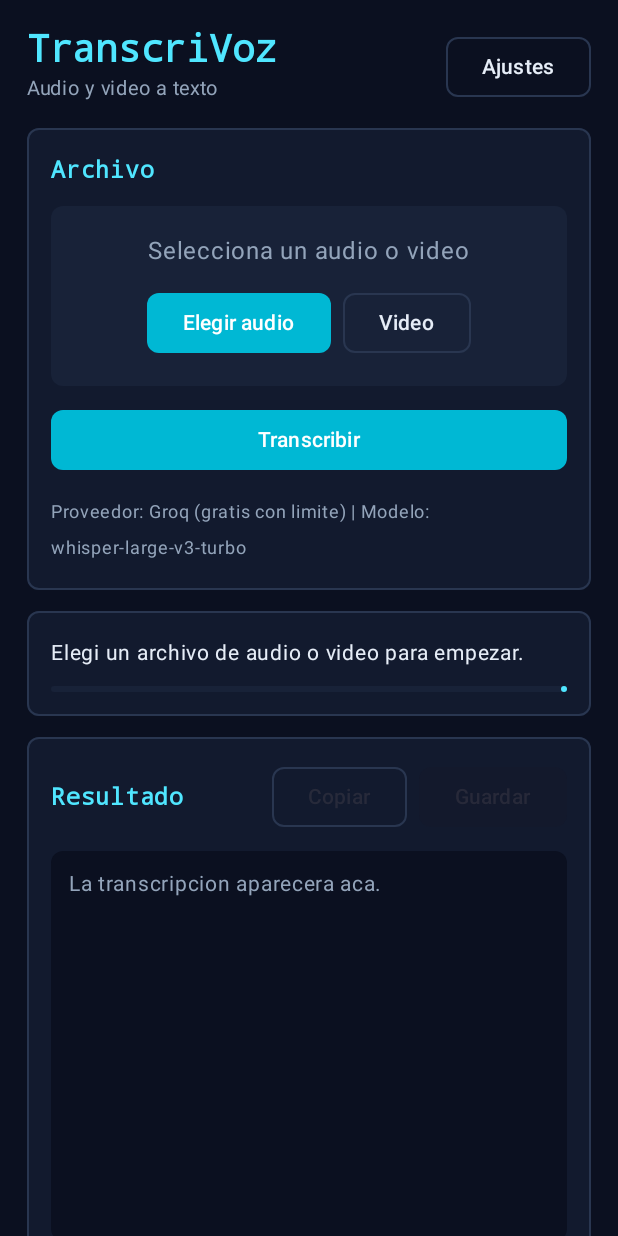
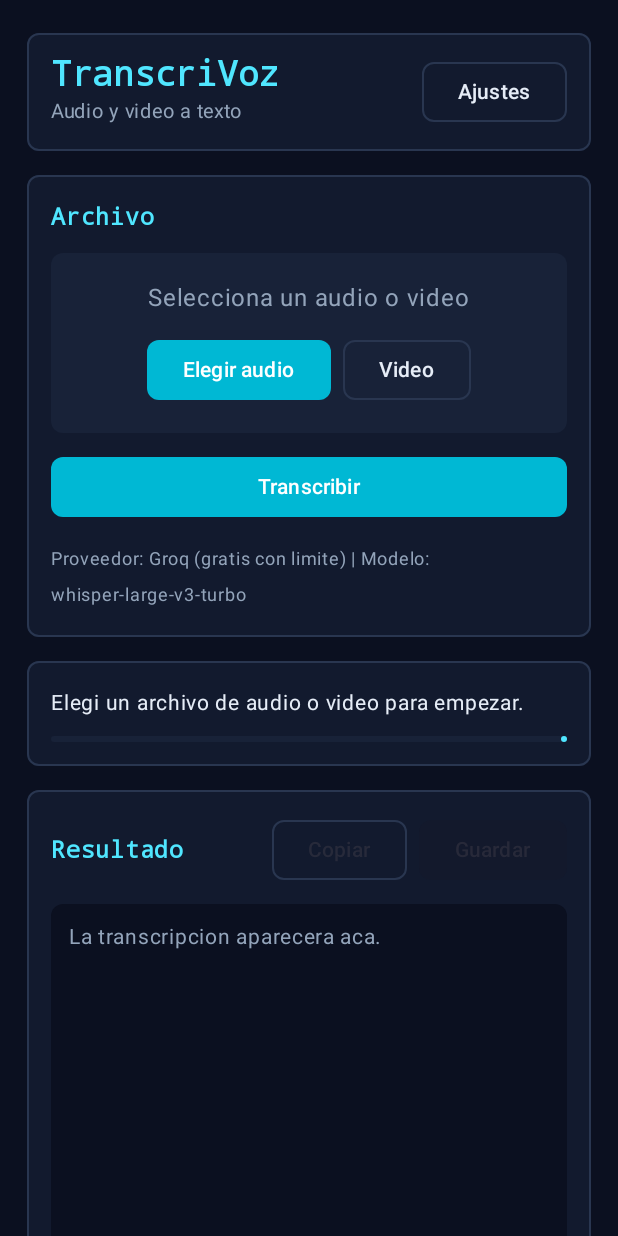
Before and after one commit to nicomaure/TranscriVoz, an Android app built with Jetpack Compose: the screen it shows after launch (MainActivity), on a phone screen of 412 x 824 dp. Run offline under Robolectric (Android 15) with nearby library versions, the light colour scheme and no system bars.

Commit message:
feat: polish android branding

```diff
--- a/android/app/src/main/AndroidManifest.xml
+++ b/android/app/src/main/AndroidManifest.xml
@@ -4,7 +4,9 @@
 
     <application
         android:allowBackup="true"
+        android:icon="@mipmap/ic_launcher"
         android:label="TranscriVoz"
+        android:roundIcon="@mipmap/ic_launcher_round"
         android:theme="@style/AppTheme">
         <activity
             android:name=".MainActivity"
--- a/android/app/src/main/java/ar/com/nicomaure/transcrivoz/MainActivity.kt
+++ b/android/app/src/main/java/ar/com/nicomaure/transcrivoz/MainActivity.kt
@@ -3,6 +3,7 @@ package ar.com.nicomaure.transcrivoz
 import android.content.ClipData
 import android.content.ClipboardManager
 import android.content.Context
+import android.content.Intent
 import android.net.Uri
 import android.os.Bundle
 import android.provider.OpenableColumns
@@ -21,8 +22,10 @@ import androidx.compose.foundation.layout.Spacer
 import androidx.compose.foundation.layout.fillMaxSize
 import androidx.compose.foundation.layout.fillMaxWidth
 import androidx.compose.foundation.layout.height
+import androidx.compose.foundation.layout.navigationBarsPadding
 import androidx.compose.foundation.layout.padding
 import androidx.compose.foundation.layout.size
+import androidx.compose.foundation.layout.statusBarsPadding
 import androidx.compose.foundation.rememberScrollState
 import androidx.compose.foundation.shape.RoundedCornerShape
 import androidx.compose.foundation.verticalScroll
@@ -180,9 +183,11 @@ private fun TranscriVozApp() {
             Column(
                 modifier = Modifier
                     .fillMaxSize()
+                    .statusBarsPadding()
+                    .navigationBarsPadding()
                     .verticalScroll(rememberScrollState())
-                    .padding(18.dp),
-                verticalArrangement = Arrangement.spacedBy(14.dp),
+                    .padding(start = 18.dp, top = 22.dp, end = 18.dp, bottom = 20.dp),
+                verticalArrangement = Arrangement.spacedBy(16.dp),
             ) {
                 Header(onSettings = { showSettings = true })
                 FilePanel(
@@ -249,6 +254,7 @@ private fun TranscriVozApp() {
                         saveFile.launch("${baseName}_transcripcion.txt")
                     },
                 )
+                Footer()
             }
         }
     }
@@ -288,17 +294,25 @@ private fun TranscriVozApp() {
 
 @Composable
 private fun Header(onSettings: () -> Unit) {
+    Card(
+        colors = CardDefaults.cardColors(containerColor = SurfaceDark),
+        border = BorderStroke(1.dp, Border),
+        shape = RoundedCornerShape(8.dp),
+        modifier = Modifier.fillMaxWidth(),
+    ) {
         Row(
-        modifier = Modifier.fillMaxWidth(),
+            modifier = Modifier
+                .fillMaxWidth()
+                .padding(horizontal = 16.dp, vertical = 14.dp),
             horizontalArrangement = Arrangement.SpaceBetween,
             verticalAlignment = Alignment.CenterVertically,
         ) {
-        Column {
+            Column(modifier = Modifier.weight(1f)) {
                 Text(
                     text = "TranscriVoz",
                     color = Accent,
                     fontFamily = FontFamily.Monospace,
-                fontSize = 25.sp,
+                    fontSize = 23.sp,
                     fontWeight = FontWeight.Bold,
                 )
                 Text(
@@ -314,6 +328,29 @@ private fun Header(onSettings: () -> Unit) {
                 shape = RoundedCornerShape(8.dp),
             ) {
                 Text("Ajustes")
+            }
+        }
+    }
+}
+
+@Composable
+private fun Footer() {
+    val context = LocalContext.current
+    Column(
+        modifier = Modifier
+            .fillMaxWidth()
+            .padding(top = 4.dp, bottom = 10.dp),
+        horizontalAlignment = Alignment.CenterHorizontally,
+        verticalArrangement = Arrangement.spacedBy(4.dp),
+    ) {
+        Text("Desarrollado por", color = TextMuted, fontSize = 12.sp)
+        TextButton(
+            onClick = {
+                val intent = Intent(Intent.ACTION_VIEW, Uri.parse("https://nicomaure.com.ar"))
+                context.startActivity(intent)
+            },
+        ) {
+            Text("nicomaure", color = Accent, fontSize = 13.sp, fontFamily = FontFamily.Monospace)
         }
     }
 }
--- /dev/null
+++ b/android/app/src/main/res/mipmap-anydpi-v26/ic_launcher.xml
@@ -0,0 +1,5 @@
+<?xml version="1.0" encoding="utf-8"?>
+<adaptive-icon xmlns:android="http://schemas.android.com/apk/res/android">
+    <background android:drawable="@color/ic_launcher_background" />
+    <foreground android:drawable="@drawable/ic_launcher_foreground" />
+</adaptive-icon>
--- /dev/null
+++ b/android/app/src/main/res/mipmap-anydpi-v26/ic_launcher_round.xml
@@ -0,0 +1,5 @@
+<?xml version="1.0" encoding="utf-8"?>
+<adaptive-icon xmlns:android="http://schemas.android.com/apk/res/android">
+    <background android:drawable="@color/ic_launcher_background" />
+    <foreground android:drawable="@drawable/ic_launcher_foreground" />
+</adaptive-icon>
--- /dev/null
+++ b/android/app/src/main/res/values/colors.xml
@@ -0,0 +1,4 @@
+<?xml version="1.0" encoding="utf-8"?>
+<resources>
+    <color name="ic_launcher_background">#1A1A2E</color>
+</resources>
```
Also changed, not shown: android/app/src/main/res/drawable/ic_launcher_foreground.xml (added, +22 -0 lines). Lines whose indentation alone changed are shown as unchanged.
